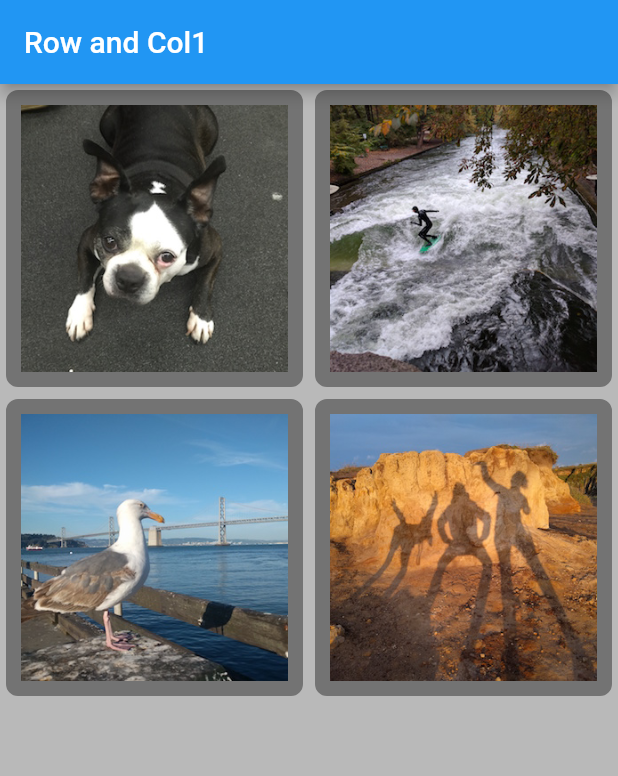
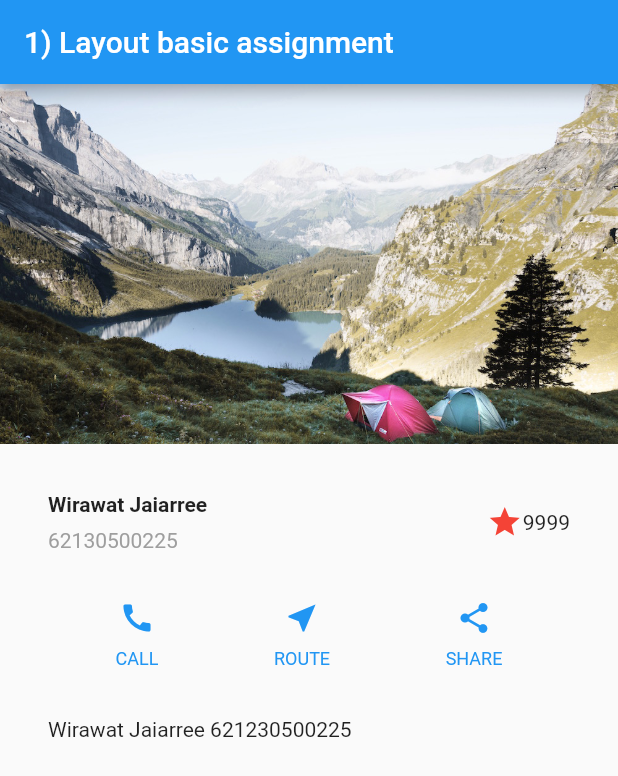
Before and after one commit to wiree65/LayoutBasicAssignment, a Flutter app: the screen it shows after launch, on a phone screen of 412 x 824 dp. Shown: the top 776 px of the screen. Run offline on Flutter 3.47's test engine with Material 2 defaults, Android fonts, the phone set to English and light mode, and no system bars.

Commit message:
[update] homework

```diff
--- a/flutter_application_1/lib/main.dart
+++ b/flutter_application_1/lib/main.dart
@@ -1,53 +1,105 @@
 import 'package:flutter/material.dart';
 
-void main() {
-  runApp(MyApp());
-}
+void main() => runApp(MyApp());
 
 class MyApp extends StatelessWidget {
   @override
   Widget build(BuildContext context) {
-    return MaterialApp(
-        home: Scaffold(
-      appBar: AppBar(
-        title: Text('Row and Col1'),
+    Widget titleSection = Container(
+      padding: const EdgeInsets.all(32),
+      child: Row(
+        children: [
+          Expanded(
+            child: Column(
+              crossAxisAlignment: CrossAxisAlignment.start,
+              children: [
+                Container(
+                  padding: const EdgeInsets.only(bottom: 8),
+                  child: Text(
+                    'Wirawat Jaiarree',
+                    style: TextStyle(
+                      fontWeight: FontWeight.bold,
                     ),
-      body: Center(
-        child: _buildImageColumn(),
                   ),
-    ));
-  }
-
-  Widget _buildImageColumn() => Container(
-        decoration: BoxDecoration(color: Colors.black26),
-        child: Column(
-          children: [_buildImageRow(1), _buildImageRow(3)],
+                ),
+                Text(
+                  '62130500225',
+                  style: TextStyle(
+                    color: Colors.grey[500],
+                  ),
+                ),
+              ],
+            ),
+          ),
+          Icon(
+            Icons.star,
+            color: Colors.red[500],
+          ),
+          Text('9999'),
+        ],
       ),
     );
 
-  Widget _buildDecoratedImage(int imageIndex) => Expanded(
-        child: Container(
-          decoration: BoxDecoration(
-              border: Border.all(width: 10, color: Colors.black38),
-              borderRadius: const BorderRadius.all(const Radius.circular(8))),
-          margin: const EdgeInsets.all(4),
-          child: Image.asset('assets/images/pic$imageIndex.jpg'),
+    Color color = Theme.of(context).primaryColor;
+
+    Widget buttonSection = Container(
+      child: Row(
+        mainAxisAlignment: MainAxisAlignment.spaceEvenly,
+        children: [
+          _buildButtonColumn(color, Icons.call, 'CALL'),
+          _buildButtonColumn(color, Icons.near_me, 'ROUTE'),
+          _buildButtonColumn(color, Icons.share, 'SHARE'),
+        ],
       ),
     );
 
-  Widget _buildImageRow(int imageIndex) => Row(
+    Widget textSection = Container(
+      padding: const EdgeInsets.all(32),
+      child: Text(
+        'Wirawat Jaiarree 621230500225',
+        softWrap: true,
+      ),
+    );
+
+    return MaterialApp(
+      title: 'Flutter layout demo',
+      home: Scaffold(
+        appBar: AppBar(title: Text('1) Layout basic assignment')),
+        body: ListView(
           children: [
-          _buildDecoratedImage(imageIndex),
-          _buildDecoratedImage(imageIndex + 1)
+            Image.asset(
+              'assets/images/lake.jpg',
+              width: 600,
+              height: 240,
+              fit: BoxFit.cover,
+            ),
+            titleSection,
+            buttonSection,
+            textSection,
+          ],
+        ),
+      ),
+    );
+  }
+
+  Column _buildButtonColumn(Color color, IconData icon, String label) {
+    return Column(
+      mainAxisSize: MainAxisSize.min,
+      mainAxisAlignment: MainAxisAlignment.center,
+      children: [
+        Icon(icon, color: color),
+        Container(
+          margin: const EdgeInsets.only(top: 8),
+          child: Text(
+            label,
+            style: TextStyle(
+              fontSize: 12,
+              fontWeight: FontWeight.w400,
+              color: color,
+            ),
+          ),
+        ),
       ],
     );
   }
-
-// Widget buildRow() => Row(
-//       mainAxisSize: MainAxisSize.min,
-//       children: [
-//         Image.asset('assets/images/pic1.jpg'),
-//         Image.asset('assets/images/pic2.jpg'),
-//         Image.asset('assets/images/pic3.jpg'),
-//       ],
-//     );
+}
```
Also changed, not shown: flutter_application_1/assets/images/lake.jpg (added), flutter_application_1/assets/images/pic1.jpg (deleted), flutter_application_1/assets/images/pic2.jpg (deleted), flutter_application_1/assets/images/pic3.jpg (deleted), flutter_application_1/assets/images/pic4.jpg (deleted). Lines whose indentation alone changed are shown as unchanged.
